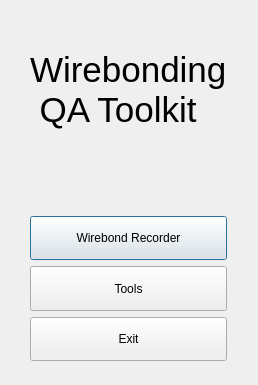
First picture: the form in gui/WelcomeWindowGUI.ui, repository adamazoulay/ITkTrackingGUI, before the edit.
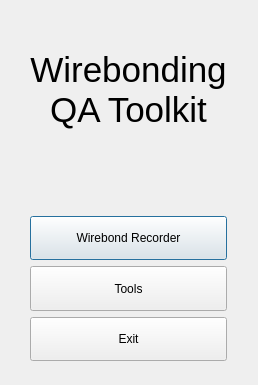
Second picture: the form after the edit.

Patch:
```diff
--- a/gui/WelcomeWindowGUI.ui
+++ b/gui/WelcomeWindowGUI.ui
@@ -63,10 +63,13 @@
       <property name="text">
        <string>
 Wirebonding
- QA Toolkit
+QA Toolkit
 
 </string>
       </property>
+      <property name="alignment">
+       <set>Qt::AlignCenter</set>
+      </property>
      </widget>
     </item>
     <item>
```
